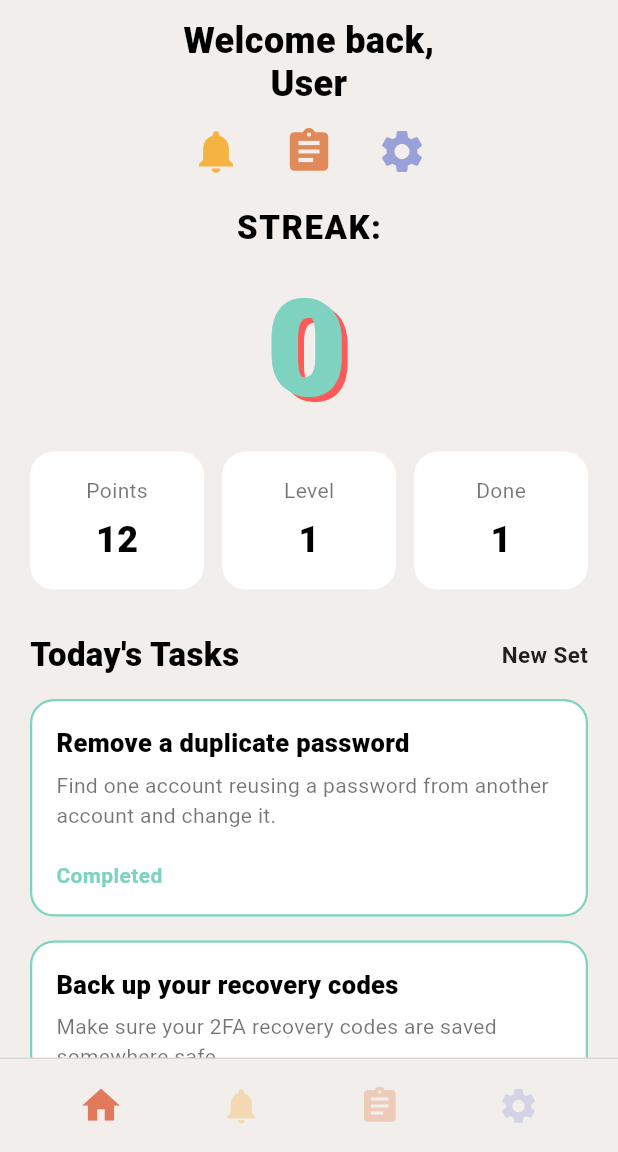
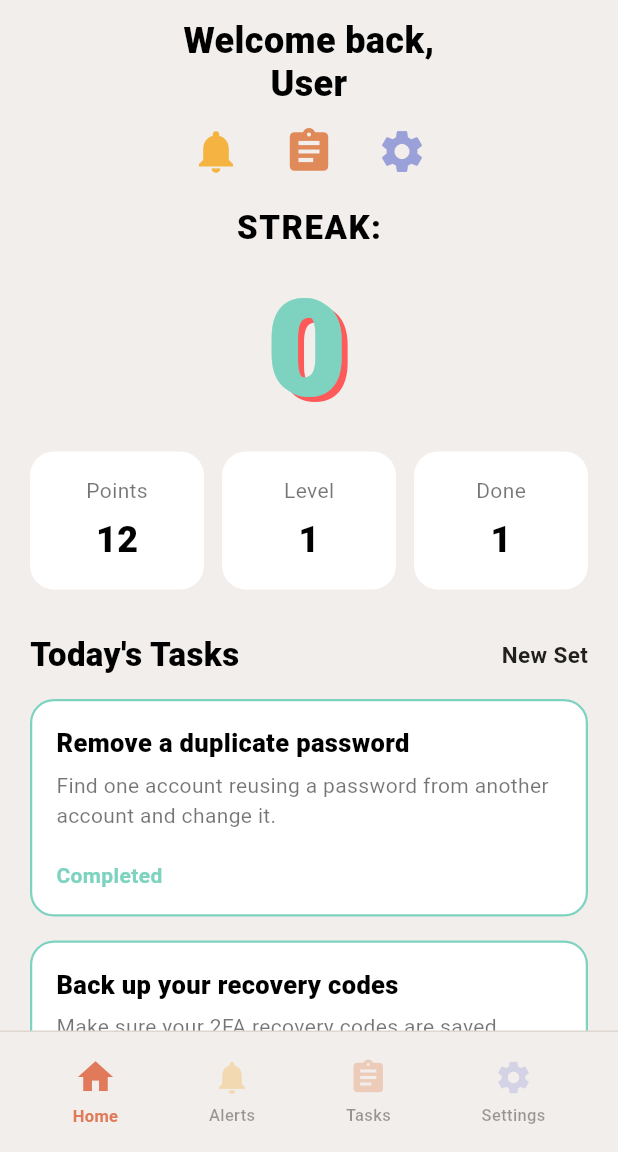
Before and after one commit to jamesv491/SecuRoutine, a Flutter app: the screen it shows once a user with an empty profile is signed in, after a tap on an icon or button, on a phone screen of 412 x 824 dp, the part 84-1236 px from its top. Run offline on Flutter 3.47's test engine with Material 3 defaults, Android fonts, the phone set to English and light mode, and no system bars; our stand-ins replace cloud_firestore, firebase_auth, firebase_core; accounts and stored records are empty.

Commit message:
Update validation logic and overall UI in profile_setup_screen to match other screens Update main_shell UI - navigation and spacing

```diff
--- a/frontend/flutter_app/lib/screens/main_shell.dart
+++ b/frontend/flutter_app/lib/screens/main_shell.dart
@@ -46,31 +46,40 @@ class _MainShellState extends State<MainShell> {
 
   Widget _bottomNav() {
     final items = [
-      (_currentIndex == 0, Icons.home, const Color(0xFFE07A5A)),
-      (_currentIndex == 1, Icons.notifications, const Color(0xFFF5B342)),
-      (_currentIndex == 2, Icons.assignment, const Color(0xFFE08A5A)),
-      (_currentIndex == 3, Icons.settings, const Color(0xFF9AA0D8)),
+      (Icons.home, 'Home', const Color(0xFFE07A5A)),
+      (Icons.notifications, 'Alerts', const Color(0xFFF5B342)),
+      (Icons.assignment, 'Tasks', const Color(0xFFE08A5A)),
+      (Icons.settings, 'Settings', const Color(0xFF9AA0D8)),
     ];
 
   return Container(
-      decoration: const BoxDecoration(
-        color: bg,
+    decoration: const BoxDecoration(color: bg,
       border: Border(top: BorderSide(color: Color(0xFFDDD7D0))),
     ),
-      padding: const EdgeInsets.symmetric(vertical: 12),
+    padding: const EdgeInsets.symmetric(vertical: 10),
     child: Row(
       mainAxisAlignment: MainAxisAlignment.spaceEvenly,
       children: List.generate(items.length, (index) {
-          final (isSelected, icon, color) = items[index];
+        final (icon, label, color) = items[index];
+        final isSelected = _currentIndex == index;
+
       return GestureDetector(
         onTap: () => _onTabTap(index),
         behavior: HitTestBehavior.opaque,
         child: Padding(
-              padding: const EdgeInsets.symmetric(horizontal: 12, vertical: 4),
-              child: Icon(
-                icon,
-                color: isSelected ? color : color.withValues(alpha: 0.35),
-                size: isSelected ? 30 : 28,
+          padding: const EdgeInsets.symmetric(horizontal: 12, vertical: 6),
+          child: Column(mainAxisSize: MainAxisSize.min,
+          children: [
+          Icon(
+            icon, color: isSelected ? color : color.withValues(alpha: 0.35), size: isSelected ? 28 : 26,
+          ),
+          const SizedBox(height: 4),
+          Text(label, style: TextStyle(fontSize: 11,
+            fontWeight: isSelected ? FontWeight.w700 : FontWeight.w500,
+            color: isSelected ? color : Colors.black38,
+            ),
+          ),
+            ],
           ),
         ),
       );
--- a/frontend/flutter_app/lib/screens/notifications_screen.dart
+++ b/frontend/flutter_app/lib/screens/notifications_screen.dart
@@ -35,7 +35,7 @@ class NotificationsScreen extends StatelessWidget {
         ),
         const SizedBox(height: 24),
         Expanded(child: ListView.separated(itemCount: notifications.length,
-          separatorBuilder: (_, __) => const SizedBox(height: 12),
+          separatorBuilder: (_, _) => const SizedBox(height: 12),
           itemBuilder: (context, index) {final n = notifications[index];
         return Container(
           padding: const EdgeInsets.all(16),
--- a/frontend/flutter_app/lib/screens/tasks_screen.dart
+++ b/frontend/flutter_app/lib/screens/tasks_screen.dart
@@ -59,7 +59,7 @@ class _TasksScreenState extends State<TasksScreen> {
             Expanded(
               child: todayTasks.isEmpty ? const Center(child: Text('No tasks yet')) : ListView.separated(
                     itemCount: todayTasks.length,
-                    separatorBuilder: (_, __) => const SizedBox(height: 12),
+                    separatorBuilder: (_, _) => const SizedBox(height: 12),
                     itemBuilder: (context, index) {
                       final t = Map<String, dynamic>.from(todayTasks[index]);
                       final status = t['status'] ?? 'pending';
```
Also changed, not shown: frontend/flutter_app/lib/screens/profile_setup_screen.dart (+41 -64 lines). Lines whose indentation alone changed are shown as unchanged.
